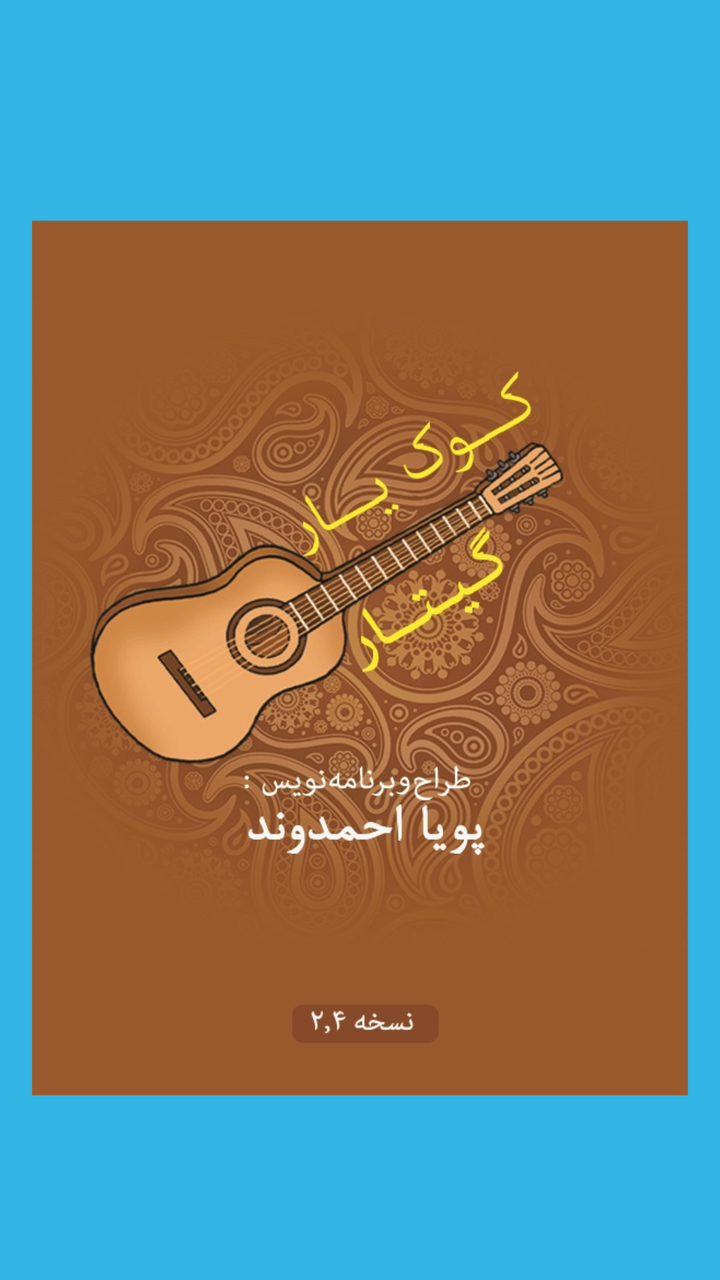
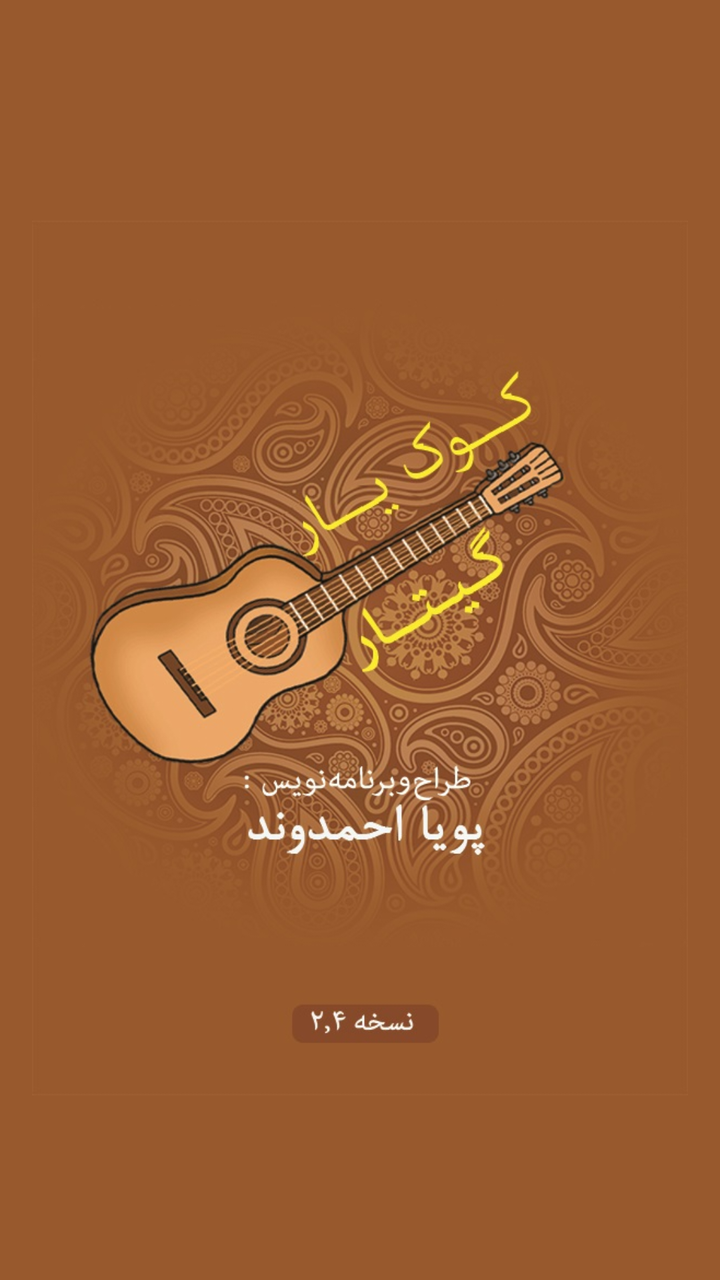

Compare the two renders of this Android layout. The source of the first and the diff that turns it into the second are given below.
<!-- AndroidManifest.xml: application theme AppTheme -->
<!-- res/layout/activity_start_screen.xml -->
<RelativeLayout xmlns:android="http://schemas.android.com/apk/res/android"
    xmlns:tools="http://schemas.android.com/tools"
    android:layout_width="match_parent"
    android:layout_height="match_parent"
        android:background="@color/blue"
    android:gravity="fill"
    android:paddingBottom="@dimen/activity_vertical_margin"
    android:paddingLeft="@dimen/activity_horizontal_margin"
    android:paddingRight="@dimen/activity_horizontal_margin"
    android:paddingTop="@dimen/activity_vertical_margin"
    tools:context=".StartScreen" >

    <ImageView
        android:id="@+id/imageView1"
        android:layout_width="wrap_content"
        android:layout_height="wrap_content"
        android:layout_alignParentBottom="true"
        android:layout_alignParentTop="true"
        android:layout_marginTop="18dp"
        android:src="@drawable/startscreen" />

</RelativeLayout>
<!-- resources referenced by this layout -->
<resources>
  <item name="blue" type="color">#FF33B5E5</item>
  <dimen name="activity_horizontal_margin">16dp</dimen>
  <dimen name="activity_vertical_margin">16dp</dimen>
  <!-- drawable startscreen: jpg bitmap (drawable-hdpi, 674911 bytes) -->
  <style name="AppTheme" parent="AppBaseTheme">
          
      </style>
  <style name="AppBaseTheme" parent="android:Theme.Light">
          
      </style>
</resources>

<!-- the commit's change to res/layout/activity_start_screen.xml (unified diff, before → after) -->
@@ -2,7 +2,7 @@
     xmlns:tools="http://schemas.android.com/tools"
     android:layout_width="match_parent"
     android:layout_height="match_parent"
-        android:background="@color/blue"
+        android:background="#98592d"
     android:gravity="fill"
     android:paddingBottom="@dimen/activity_vertical_margin"
     android:paddingLeft="@dimen/activity_horizontal_margin"
<!-- resource entries referenced after the edit -->
@@ -1,6 +1,5 @@
 <!-- resources referenced by this layout -->
 <resources>
-  <item name="blue" type="color">#FF33B5E5</item>
   <dimen name="activity_horizontal_margin">16dp</dimen>
   <dimen name="activity_vertical_margin">16dp</dimen>
   <!-- drawable startscreen: jpg bitmap (drawable-hdpi, 674911 bytes) -->
